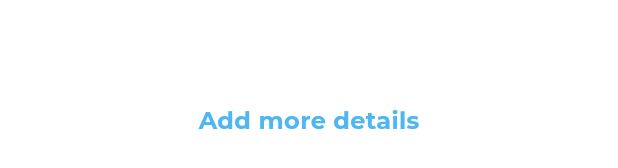
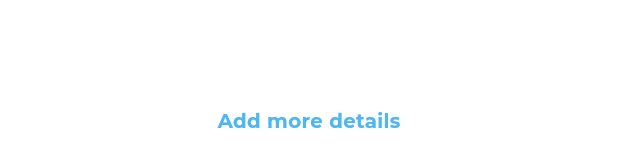
Before and after one commit to bavlysafwatt/ResponsiveDashboard, a Flutter app: the CustomButton widget shown alone on an empty page, opened directly, on a phone screen of 412 x 824 dp. Shown: the part 497-665 px from the top of the screen. Run offline on Flutter 3.47's test engine with Material 3 defaults, Android fonts, the phone set to English and light mode, and no system bars; our stand-ins replace expandable_page_view, fl_chart, flutter_svg; project files that could hold a hidden picture were left out.

Commit message:
make the app font responsive

```diff
--- a/lib/components/all_expenses_header.dart
+++ b/lib/components/all_expenses_header.dart
@@ -9,14 +9,14 @@ class AllExpensesHeader extends StatelessWidget {
 
   @override
   Widget build(BuildContext context) {
-    return const Row(
+    return Row(
       mainAxisAlignment: MainAxisAlignment.spaceBetween,
       children: [
         Text(
           'All Expenses',
-          style: AppStyles.styleSemiBold20,
+          style: AppStyles.styleSemiBold20(context),
         ),
-        DropDownItem(),
+        const DropDownItem(),
       ],
     );
   }
--- a/lib/components/custom_button.dart
+++ b/lib/components/custom_button.dart
@@ -23,7 +23,7 @@ class CustomButton extends StatelessWidget {
       child: Center(
         child: Text(
           text,
-          style: AppStyles.styleSemiBold16.copyWith(color: textColor),
+          style: AppStyles.styleSemiBold16(context).copyWith(color: textColor),
         ),
       ),
     );
--- a/lib/components/drawer_item.dart
+++ b/lib/components/drawer_item.dart
@@ -21,7 +21,9 @@ class DrawerItem extends StatelessWidget {
         leading: SvgPicture.asset(drawerItemModel.image),
         title: Text(
           drawerItemModel.title,
-          style: isActive ? AppStyles.styleBold16 : AppStyles.styleMedium16,
+          style: isActive
+              ? AppStyles.styleBold16(context)
+              : AppStyles.styleMedium16(context),
         ),
         trailing: isActive
             ? Container(
--- a/lib/components/drop_down_item.dart
+++ b/lib/components/drop_down_item.dart
@@ -18,9 +18,9 @@ class DropDownItem extends StatelessWidget {
       padding: const EdgeInsets.all(12),
       child: Row(
         children: [
-          const Text(
+          Text(
             'Monthly',
-            style: AppStyles.styleMedium16,
+            style: AppStyles.styleMedium16(context),
           ),
           const SizedBox(width: 15),
           SvgPicture.asset('assets/images/arrow-down.svg'),
--- a/lib/components/inactive_expenses_item.dart
+++ b/lib/components/inactive_expenses_item.dart
@@ -25,17 +25,17 @@ class InactiveExpensesItem extends StatelessWidget {
           const SizedBox(height: 50),
           Text(
             allExpensesItemModel.title,
-            style: AppStyles.styleSemiBold16,
+            style: AppStyles.styleSemiBold16(context),
           ),
           const SizedBox(height: 8),
           Text(
             allExpensesItemModel.date,
-            style: AppStyles.styleRegular14,
+            style: AppStyles.styleRegular14(context),
           ),
           const SizedBox(height: 16),
           Text(
             '\$${allExpensesItemModel.price}',
-            style: AppStyles.styleSemiBold24,
+            style: AppStyles.styleSemiBold24(context),
           )
         ],
       ),
--- a/lib/components/my_card_section.dart
+++ b/lib/components/my_card_section.dart
@@ -38,9 +38,9 @@ class _MyCardSectionState extends State<MyCardSection> {
       child: Column(
         crossAxisAlignment: CrossAxisAlignment.start,
         children: [
-          const Text(
+          Text(
             'My card',
-            style: AppStyles.styleSemiBold20,
+            style: AppStyles.styleSemiBold20(context),
           ),
           const SizedBox(height: 20),
           CustomCardPageView(pageController: pageController),
--- a/lib/components/quich_invoice_header.dart
+++ b/lib/components/quich_invoice_header.dart
@@ -9,9 +9,9 @@ class QuichInvoiceHeader extends StatelessWidget {
     return Row(
       mainAxisAlignment: MainAxisAlignment.spaceBetween,
       children: [
-        const Text(
+        Text(
           'Quick Invoice',
-          style: AppStyles.styleSemiBold20,
+          style: AppStyles.styleSemiBold20(context),
         ),
         Container(
           width: 60,
--- a/lib/components/title_text_field.dart
+++ b/lib/components/title_text_field.dart
@@ -18,7 +18,7 @@ class TitleTextField extends StatelessWidget {
           padding: const EdgeInsets.only(left: 3.0),
           child: Text(
             title,
-            style: AppStyles.styleMedium16,
+            style: AppStyles.styleMedium16(context),
           ),
         ),
         const SizedBox(height: 12),
--- a/lib/components/transaction_item.dart
+++ b/lib/components/transaction_item.dart
@@ -18,16 +18,16 @@ class TransactionItem extends StatelessWidget {
       child: ListTile(
         title: Text(
           transactionModel.title,
-          style: AppStyles.styleSemiBold16,
+          style: AppStyles.styleSemiBold16(context),
         ),
         subtitle: Text(
           transactionModel.subTitle,
           style:
-              AppStyles.styleRegular16.copyWith(color: const Color(0xffAAAAAA)),
+              AppStyles.styleRegular16(context).copyWith(color: const Color(0xffAAAAAA)),
         ),
         trailing: Text(
           transactionModel.amount,
-          style: AppStyles.styleSemiBold20.copyWith(
+          style: AppStyles.styleSemiBold20(context).copyWith(
             color: transactionModel.isWithdraw
                 ? const Color(0xffF3735E)
                 : const Color(0xff7DD97B),
--- a/lib/components/user_info_list_tile.dart
+++ b/lib/components/user_info_list_tile.dart
@@ -21,11 +21,11 @@ class UserInfoListTile extends StatelessWidget {
           leading: SvgPicture.asset(userInfoModel.image),
           title: Text(
             userInfoModel.title,
-            style: AppStyles.styleSemiBold16,
+            style: AppStyles.styleSemiBold16(context),
           ),
           subtitle: Text(
             userInfoModel.subTitle,
-            style: AppStyles.styleRegular12,
+            style: AppStyles.styleRegular12(context),
           ),
         ),
       ),
--- a/lib/utils/app_styles.dart
+++ b/lib/utils/app_styles.dart
@@ -1,73 +1,112 @@
 import 'package:flutter/material.dart';
+import 'package:responsive_dashboard/utils/size_config.dart';
 
 abstract class AppStyles {
-  static const TextStyle styleRegular16 = TextStyle(
-    color: Color(0xFF064060),
-    fontSize: 16,
-    fontFamily: 'Montserrat',
-    fontWeight: FontWeight.w500,
-  );
+  static TextStyle styleRegular16(BuildContext context) {
+    return TextStyle(
+      color: const Color(0xFF064060),
+      fontSize: getResponsiveFontSize(context, baseFontSize: 16),
+      fontFamily: 'Montserrat',
+      fontWeight: FontWeight.w500,
+    );
+  }
 
-  static const TextStyle styleMedium16 = TextStyle(
-    color: Color(0xFF064060),
-    fontSize: 16,
-    fontFamily: 'Montserrat',
-    fontWeight: FontWeight.w600,
-  );
+  static TextStyle styleMedium16(BuildContext context) {
+    return TextStyle(
+      color: const Color(0xFF064060),
+      fontSize: getResponsiveFontSize(context, baseFontSize: 16),
+      fontFamily: 'Montserrat',
+      fontWeight: FontWeight.w600,
+    );
+  }
 
-  static const TextStyle styleSemiBold16 = TextStyle(
-    color: Color(0xFF064060),
-    fontSize: 16,
-    fontFamily: 'Montserrat',
-    fontWeight: FontWeight.w700,
-  );
+  static TextStyle styleSemiBold16(BuildContext context) {
+    return TextStyle(
+      color: const Color(0xFF064060),
+      fontSize: getResponsiveFontSize(context, baseFontSize: 16),
+      fontFamily: 'Montserrat',
+      fontWeight: FontWeight.w700,
+    );
+  }
 
-  static const TextStyle styleSemiBold20 = TextStyle(
-    color: Color(0xFF064060),
-    fontSize: 20,
-    fontFamily: 'Montserrat',
-    fontWeight: FontWeight.w700,
-  );
+  static TextStyle styleSemiBold20(BuildContext context) {
+    return TextStyle(
+      color: const Color(0xFF064060),
+      fontSize: getResponsiveFontSize(context, baseFontSize: 20),
+      fontFamily: 'Montserrat',
+      fontWeight: FontWeight.w700,
+    );
+  }
 
-  static const TextStyle styleRegular12 = TextStyle(
-    color: Color(0xFFAAAAAA),
-    fontSize: 12,
-    fontFamily: 'Montserrat',
-    fontWeight: FontWeight.w500,
-  );
+  static TextStyle styleRegular12(BuildContext context) {
+    return TextStyle(
+      color: const Color(0xFFAAAAAA),
+      fontSize: getResponsiveFontSize(context, baseFontSize: 12),
+      fontFamily: 'Montserrat',
+      fontWeight: FontWeight.w500,
+    );
+  }
 
-  static const TextStyle styleSemiBold24 = TextStyle(
-    color: Color(0xFF4EB7F2),
-    fontSize: 24,
-    fontFamily: 'Montserrat',
-    fontWeight: FontWeight.w700,
-  );
+  static TextStyle styleSemiBold24(BuildContext context) {
+    return TextStyle(
+      color: const Color(0xFF4EB7F2),
+      fontSize: getResponsiveFontSize(context, baseFontSize: 24),
+      fontFamily: 'Montserrat',
+      fontWeight: FontWeight.w700,
+    );
+  }
 
-  static const TextStyle styleRegular14 = TextStyle(
-    color: Color(0xFFAAAAAA),
-    fontSize: 14,
-    fontFamily: 'Montserrat',
-    fontWeight: FontWeight.w500,
-  );
+  static TextStyle styleRegular14(BuildContext context) {
+    return TextStyle(
+      color: const Color(0xFFAAAAAA),
+      fontSize: getResponsiveFontSize(context, baseFontSize: 14),
+      fontFamily: 'Montserrat',
+      fontWeight: FontWeight.w500,
+    );
+  }
 
-  static const TextStyle styleSemiBold18 = TextStyle(
-    color: Color(0xFF4EB7F2),
-    fontSize: 18,
-    fontFamily: 'Montserrat',
-    fontWeight: FontWeight.w700,
-  );
+  static TextStyle styleSemiBold18(BuildContext context) {
+    return TextStyle(
+      color: const Color(0xFF4EB7F2),
+      fontSize: getResponsiveFontSize(context, baseFontSize: 18),
+      fontFamily: 'Montserrat',
+      fontWeight: FontWeight.w700,
+    );
+  }
 
-  static const TextStyle styleBold16 = TextStyle(
-    color: Color(0xFF4EB7F2),
-    fontSize: 16,
-    fontFamily: 'Montserrat',
-    fontWeight: FontWeight.w800,
-  );
+  static TextStyle styleBold16(BuildContext context) {
+    return TextStyle(
+      color: const Color(0xFF4EB7F2),
+      fontSize: getResponsiveFontSize(context, baseFontSize: 16),
+      fontFamily: 'Montserrat',
+      fontWeight: FontWeight.w800,
+    );
+  }
 
-  static const TextStyle styleMedium20 = TextStyle(
-    color: Color(0xFFFFFFFF),
-    fontSize: 20,
-    fontFamily: 'Montserrat',
-    fontWeight: FontWeight.w600,
-  );
+  static TextStyle styleMedium20(BuildContext context) {
+    return TextStyle(
+      color: const Color(0xFFFFFFFF),
+      fontSize: getResponsiveFontSize(context, baseFontSize: 20),
+      fontFamily: 'Montserrat',
+      fontWeight: FontWeight.w600,
+    );
+  }
 }
+
+double getResponsiveFontSize(BuildContext context,
+    {required int baseFontSize}) {
+  double scaleFactor = getScaleFactor(context);
+  double responsiveFontSize = scaleFactor * baseFontSize;
+  return responsiveFontSize.clamp(baseFontSize * 0.8, baseFontSize * 1.2);
+}
+
+double getScaleFactor(BuildContext context) {
+  double width = MediaQuery.sizeOf(context).width;
+  if (width < SizeConfig.tablet) {
+    return width / 500;
+  } else if (width < SizeConfig.desktop) {
+    return width / 1050;
+  } else {
+    return width / 1920;
+  }
+}
```
Also changed, not shown: lib/components/active_expenses_item.dart (+5 -3 lines), lib/components/custom_card.dart (+8 -7 lines), lib/components/custom_text_field.dart (+4 -3 lines), lib/components/income_details.dart (+21 -27 lines), lib/components/income_section.dart (+5 -5 lines), lib/components/latest_transaction_section.dart (+4 -4 lines), lib/components/transaction_history.dart (+4 -4 lines).
